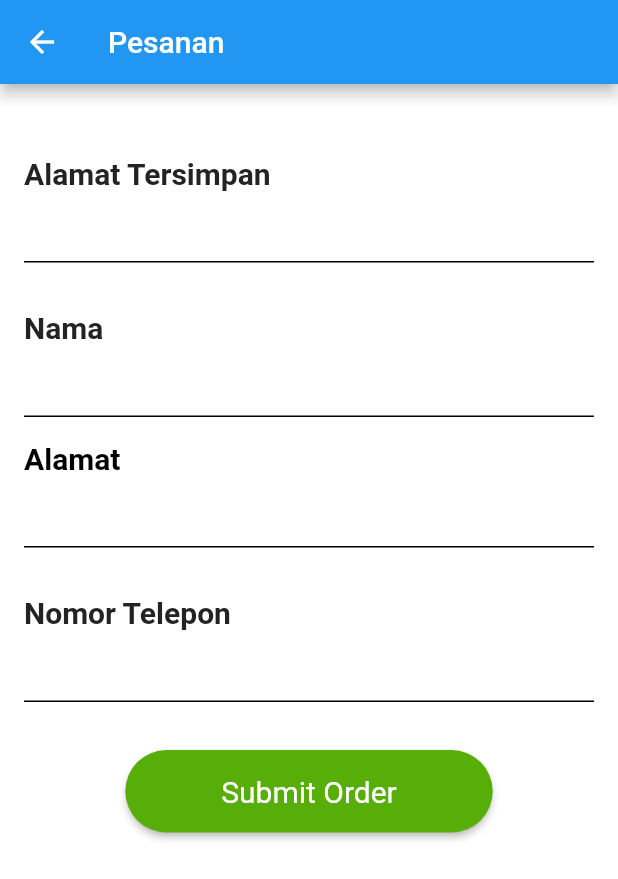
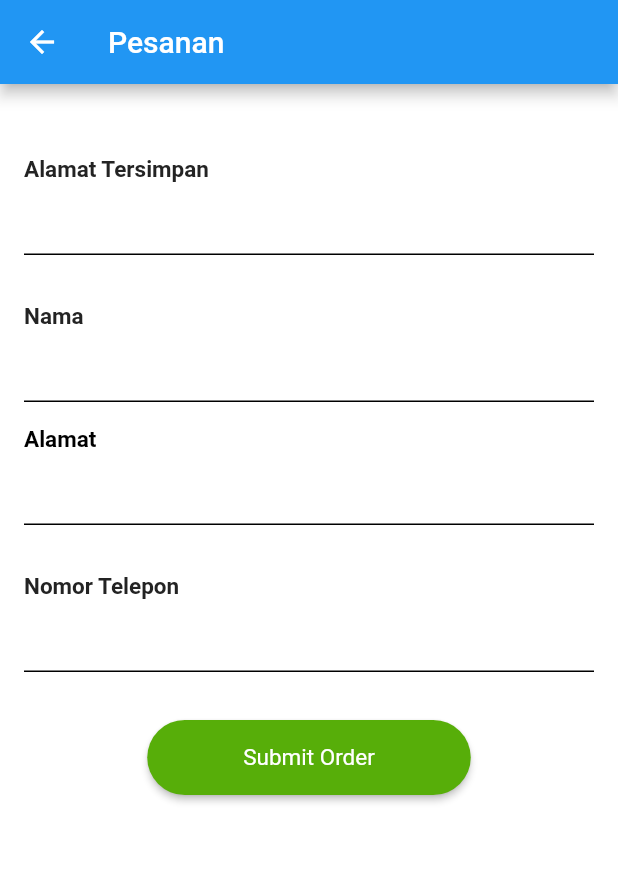
Before and after one commit to azzam76/MulungKuy, a Flutter app: the OrderPage screen opened by its route, on a phone screen of 412 x 824 dp. Shown: the top 879 px of the screen. Run offline on Flutter 3.47's test engine with Material 2 defaults, Android fonts, the phone set to English and light mode, and no system bars; Roboto replaces fonts that are missing (Montserrat).

Commit message:
#revisi login, main, order, pubspec

```diff
--- a/mulungkuy/lib/login.dart
+++ b/mulungkuy/lib/login.dart
@@ -31,7 +31,7 @@ class LoginPage extends StatelessWidget {
                 ),
                 SizedBox(height: 20.0),
                 TextField(
-                  style: TextStyle(color: Colors.white),
+                  style: TextStyle(color: Color.fromARGB(255, 0, 0, 0)),
                   decoration: InputDecoration(
                     hintText: 'Email',
                     hintStyle: TextStyle(color: Color(0xFF99AAB5)),
--- a/mulungkuy/lib/main.dart
+++ b/mulungkuy/lib/main.dart
@@ -1,4 +1,5 @@
 import 'package:flutter/material.dart';
+import 'package:mulungkuy/WelcomePage.dart';
 import 'package:mulungkuy/hompage.dart';
 import 'package:mulungkuy/login.dart';
 import 'package:mulungkuy/order.dart';
@@ -19,7 +20,8 @@ class MyApp extends StatelessWidget {
       ),
       initialRoute: '/',
       routes: {
-        '/': (context) => LoginPage(),
+        '/': (context) => WelcomePage(),
+        '/login': (context) => LoginPage(),
         '/home': (context) => HomePage(),
         '/order': (context) => OrderPage(),
       },
--- a/mulungkuy/lib/order.dart
+++ b/mulungkuy/lib/order.dart
@@ -55,7 +55,7 @@ class _OrderPageState extends State<OrderPage> {
                 Text(
                   'Alamat Tersimpan',
                   style: TextStyle(
-                      fontSize: 20.0,
+                      fontSize: 15,
                       fontWeight: FontWeight.bold,
                       color: Color.fromARGB(255, 35, 35, 35)),
                 ),
@@ -84,7 +84,7 @@ class _OrderPageState extends State<OrderPage> {
                 Text(
                   'Nama',
                   style: TextStyle(
-                      fontSize: 20.0,
+                      fontSize: 15,
                       fontWeight: FontWeight.bold,
                       color: Color.fromARGB(255, 35, 35, 35)),
                 ),
@@ -113,7 +113,7 @@ class _OrderPageState extends State<OrderPage> {
                 Text(
                   'Alamat',
                   style: TextStyle(
-                      fontSize: 20.0,
+                      fontSize: 15,
                       fontWeight: FontWeight.bold,
                       color: Color.fromARGB(255, 0, 0, 0)),
                 ),
@@ -142,7 +142,7 @@ class _OrderPageState extends State<OrderPage> {
                 Text(
                   'Nomor Telepon',
                   style: TextStyle(
-                      fontSize: 20.0,
+                      fontSize: 15,
                       fontWeight: FontWeight.bold,
                       color: Color.fromARGB(255, 35, 35, 35)),
                 ),
@@ -182,7 +182,7 @@ class _OrderPageState extends State<OrderPage> {
                       shape: RoundedRectangleBorder(
                         borderRadius: BorderRadius.circular(32.0),
                       ),
-                      textStyle: TextStyle(fontSize: 20.0),
+                      textStyle: TextStyle(fontSize: 15),
                     ),
                   ),
                 ),
--- a/mulungkuy/pubspec.yaml
+++ b/mulungkuy/pubspec.yaml
@@ -53,13 +53,16 @@ dev_dependencies:
 # The following section is specific to Flutter packages.
 flutter:
 
+
+
   # The following line ensures that the Material Icons font is
   # included with your application, so that you can use the icons in
   # the material Icons class.
   uses-material-design: true
 
   # To add assets to your application, add an assets section, like this:
-  # assets:
+  assets:
+      - assets/images/welcomepage.png
   #   - images/a_dot_burr.jpeg
   #   - images/a_dot_ham.jpeg
 
```
